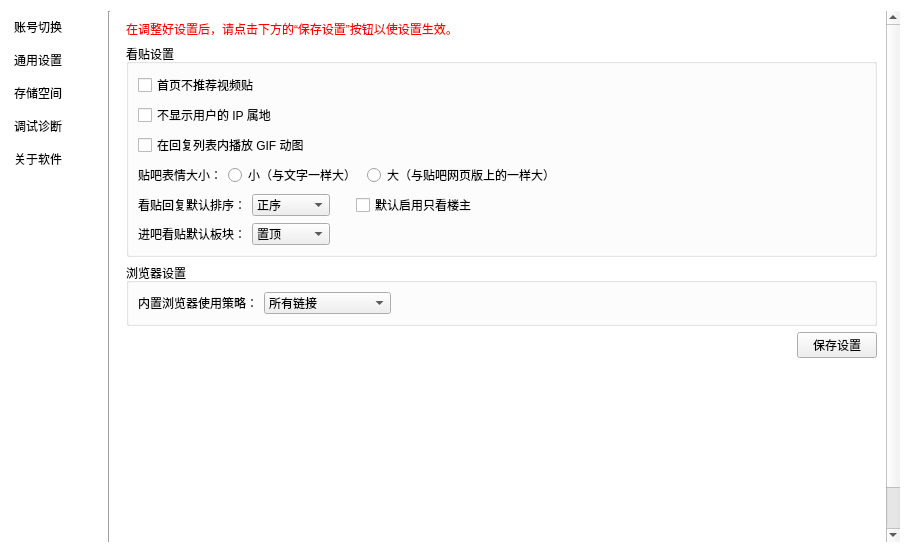
This is resf/settings.ui in clb-128258/TiebaDesktop as Qt 5 draws it before an edit. The edited form follows.
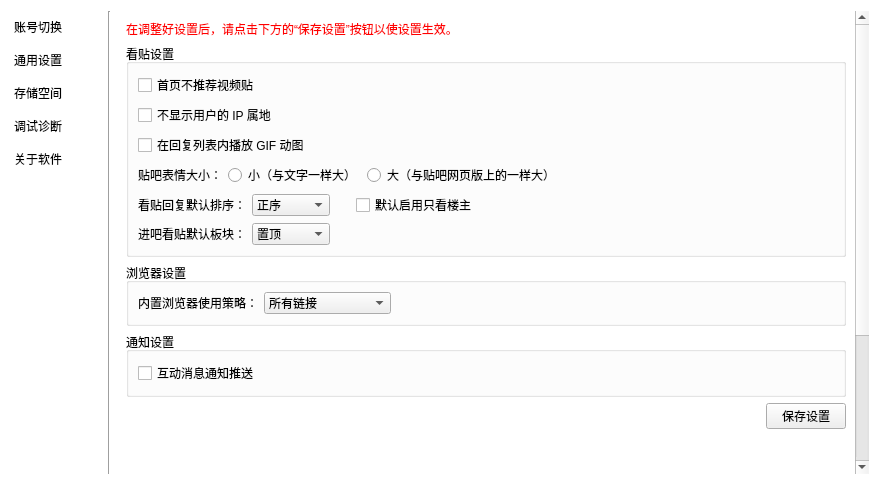
This is the edited form. The open tabs and pages were chosen to show the change.

The edit to the form file:
```diff
--- a/resf/settings.ui
+++ b/resf/settings.ui
@@ -6,8 +6,8 @@
    <rect>
     <x>0</x>
     <y>0</y>
-    <width>911</width>
-    <height>553</height>
+    <width>880</width>
+    <height>485</height>
    </rect>
   </property>
   <property name="windowTitle">
@@ -83,8 +83,8 @@
        <rect>
         <x>0</x>
         <y>0</y>
-        <width>787</width>
-        <height>535</height>
+        <width>739</width>
+        <height>619</height>
        </rect>
       </property>
       <property name="styleSheet">
@@ -166,6 +166,30 @@
            <property name="bottomMargin">
             <number>9</number>
            </property>
+           <item row="4" column="0">
+            <layout class="QHBoxLayout" name="horizontalLayout_14">
+             <item>
+              <spacer name="horizontalSpacer_12">
+               <property name="orientation">
+                <enum>Qt::Horizontal</enum>
+               </property>
+               <property name="sizeHint" stdset="0">
+                <size>
+                 <width>40</width>
+                 <height>20</height>
+                </size>
+               </property>
+              </spacer>
+             </item>
+             <item>
+              <widget class="QPushButton" name="pushButton_5">
+               <property name="text">
+                <string>保存设置</string>
+               </property>
+              </widget>
+             </item>
+            </layout>
+           </item>
            <item row="1" column="0">
             <widget class="QGroupBox" name="groupBox">
              <property name="title">
@@ -361,19 +385,6 @@
              </layout>
             </widget>
            </item>
-           <item row="5" column="0">
-            <spacer name="verticalSpacer_3">
-             <property name="orientation">
-              <enum>Qt::Vertical</enum>
-             </property>
-             <property name="sizeHint" stdset="0">
-              <size>
-               <width>478</width>
-               <height>221</height>
-              </size>
-             </property>
-            </spacer>
-           </item>
            <item row="2" column="0">
             <widget class="QGroupBox" name="groupBox_4">
              <property name="title">
@@ -457,10 +468,54 @@
              </property>
             </widget>
            </item>
+           <item row="6" column="0">
+            <spacer name="verticalSpacer_3">
+             <property name="orientation">
+              <enum>Qt::Vertical</enum>
+             </property>
+             <property name="sizeHint" stdset="0">
+              <size>
+               <width>478</width>
+               <height>221</height>
+              </size>
+             </property>
+            </spacer>
+           </item>
            <item row="3" column="0">
-            <layout class="QHBoxLayout" name="horizontalLayout_14">
+            <widget class="QGroupBox" name="groupBox_5">
+             <property name="title">
+              <string>通知设置</string>
+             </property>
+             <property name="flat">
+              <bool>true</bool>
+             </property>
+             <layout class="QGridLayout" name="gridLayout_9">
+              <property name="leftMargin">
+               <number>9</number>
+              </property>
+              <property name="topMargin">
+               <number>9</number>
+              </property>
+              <property name="rightMargin">
+               <number>9</number>
+              </property>
+              <property name="bottomMargin">
+               <number>9</number>
+              </property>
+              <item row="0" column="0">
+               <layout class="QHBoxLayout" name="horizontalLayout_8" stretch="0,0">
              <item>
-              <spacer name="horizontalSpacer_12">
+                 <widget class="QCheckBox" name="checkBox_13">
+                  <property name="toolTip">
+                   <string>&lt;html&gt;&lt;head/&gt;&lt;body&gt;&lt;p&gt;勾选后，在你有新互动消息时，程序将会自动向你推送一个通知。该功能支持 Windows 8.1 及以上系统。&lt;/p&gt;&lt;/body&gt;&lt;/html&gt;</string>
+                  </property>
+                  <property name="text">
+                   <string>互动消息通知推送</string>
+                  </property>
+                 </widget>
+                </item>
+                <item>
+                 <spacer name="horizontalSpacer_10">
                <property name="orientation">
                 <enum>Qt::Horizontal</enum>
                </property>
@@ -472,14 +527,10 @@
                </property>
               </spacer>
              </item>
-             <item>
-              <widget class="QPushButton" name="pushButton_5">
-               <property name="text">
-                <string>保存设置</string>
-               </property>
-              </widget>
-             </item>
-            </layout>
+               </layout>
+              </item>
+             </layout>
+            </widget>
            </item>
           </layout>
          </widget>
```
Lines whose indentation alone changed are shown as unchanged.
